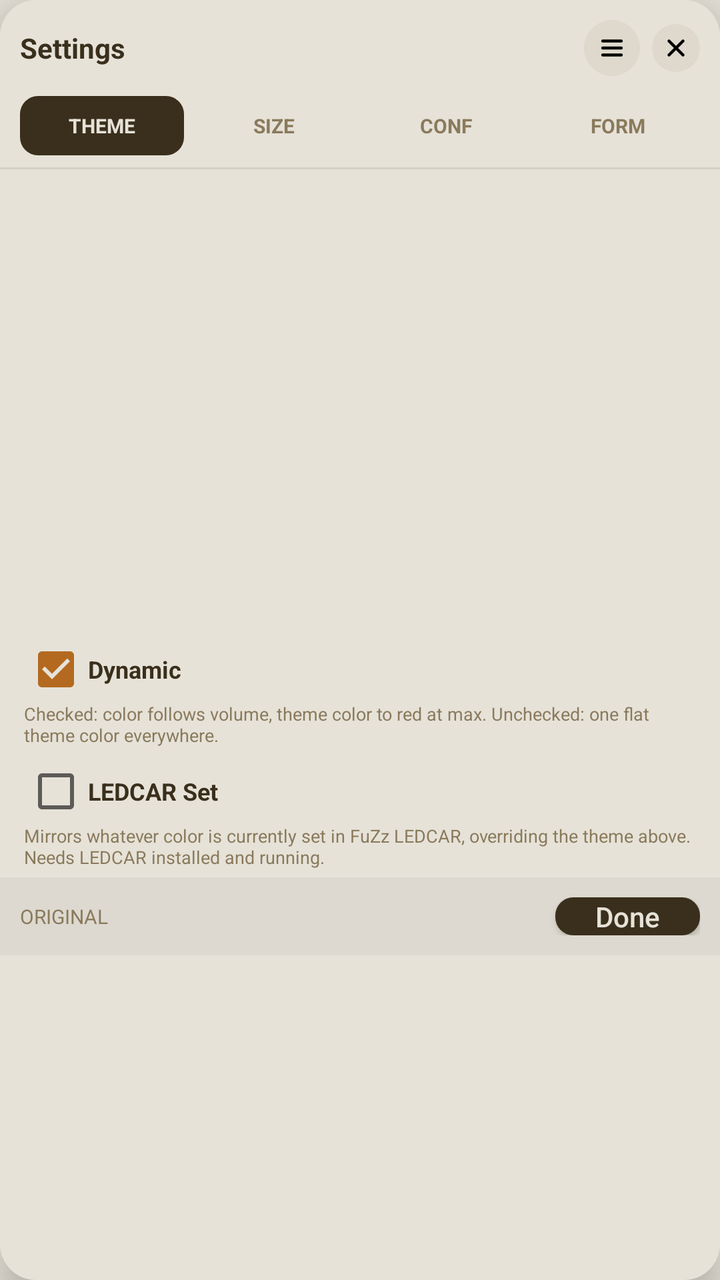
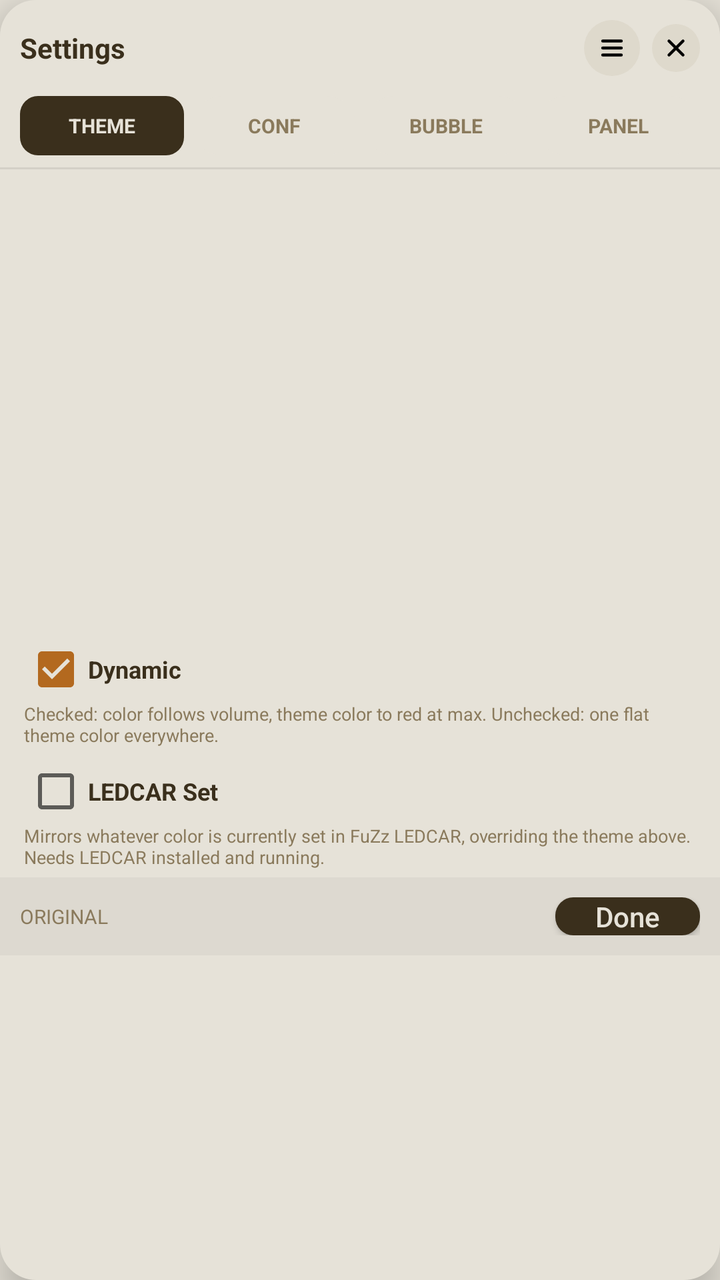

Compare the two renders of this Android layout. The source of the first and the diff that turns it into the second are given below.
<!-- AndroidManifest.xml: application theme AppTheme -->
<!-- res/layout/overlay_theme_popup.xml -->
<?xml version="1.0" encoding="utf-8"?>
<LinearLayout xmlns:android="http://schemas.android.com/apk/res/android"
    android:layout_width="260dp"
    android:layout_height="wrap_content"
    android:orientation="vertical"
    android:background="@drawable/bg_panel_card"
    android:elevation="10dp">

    
    <LinearLayout
        android:layout_width="match_parent"
        android:layout_height="wrap_content"
        android:orientation="horizontal"
        android:gravity="center_vertical"
        android:padding="10dp">

        <TextView
            android:layout_width="0dp"
            android:layout_height="wrap_content"
            android:layout_weight="1"
            android:text="Settings"
            android:textColor="@color/ink"
            android:textSize="14sp"
            android:textStyle="bold" />

        <ImageButton
            android:id="@+id/dragHandle"
            android:layout_width="28dp"
            android:layout_height="28dp"
            android:layout_marginEnd="6dp"
            android:background="@drawable/bg_round_button"
            android:src="@drawable/ic_drag"
            android:scaleType="center"
            android:contentDescription="Drag to move" />

        <ImageButton
            android:id="@+id/themeClose"
            android:layout_width="24dp"
            android:layout_height="24dp"
            android:background="@drawable/bg_round_button"
            android:src="@drawable/ic_close"
            android:scaleType="center"
            android:contentDescription="Close" />
    </LinearLayout>

    
    <LinearLayout
        android:id="@+id/tabRow"
        android:layout_width="match_parent"
        android:layout_height="wrap_content"
        android:orientation="horizontal"
        android:paddingStart="10dp"
        android:paddingEnd="10dp"
        android:paddingBottom="6dp">

        <TextView
            android:id="@+id/tabTheme"
            android:layout_width="0dp"
            android:layout_height="wrap_content"
            android:layout_weight="1"
            android:layout_marginEnd="4dp"
            android:gravity="center"
            android:padding="8dp"
            android:text="Theme"
            android:textAllCaps="true"
            android:textSize="10sp"
            android:textStyle="bold"
            android:textColor="@color/cream"
            android:background="@drawable/bg_done_button" />

        <TextView
            android:id="@+id/tabSize"
            android:layout_width="0dp"
            android:layout_height="wrap_content"
            android:layout_weight="1"
            android:layout_marginEnd="4dp"
            android:gravity="center"
            android:padding="8dp"
            android:text="Size"
            android:textAllCaps="true"
            android:textSize="10sp"
            android:textStyle="bold"
            android:textColor="#8A7A5C"
            android:background="@drawable/bg_small_button" />

        <TextView
            android:id="@+id/tabConf"
            android:layout_width="0dp"
            android:layout_height="wrap_content"
            android:layout_weight="1"
            android:layout_marginEnd="4dp"
            android:gravity="center"
            android:padding="8dp"
            android:text="Conf"
            android:textAllCaps="true"
            android:textSize="10sp"
            android:textStyle="bold"
            android:textColor="#8A7A5C"
            android:background="@drawable/bg_small_button" />

        <TextView
            android:id="@+id/tabForm"
            android:layout_width="0dp"
            android:layout_height="wrap_content"
            android:layout_weight="1"
            android:gravity="center"
            android:padding="8dp"
            android:text="Form"
            android:textAllCaps="true"
            android:textSize="10sp"
            android:textStyle="bold"
            android:textColor="#8A7A5C"
            android:background="@drawable/bg_small_button" />
    </LinearLayout>

    <View
        android:layout_width="match_parent"
        android:layout_height="1dp"
        android:background="#14000000" />

    <FrameLayout
        android:id="@+id/tabContent"
        android:layout_width="match_parent"
        android:layout_height="wrap_content">

        
        <LinearLayout
            android:id="@+id/themeTabContent"
            android:layout_width="match_parent"
            android:layout_height="wrap_content"
            android:orientation="vertical">

            <ScrollView
                android:layout_width="match_parent"
                android:layout_height="230dp">

                <GridLayout
                    android:id="@+id/themeGrid"
                    android:layout_width="match_parent"
                    android:layout_height="wrap_content"
                    android:columnCount="4"
                    android:padding="8dp" />
            </ScrollView>

            <LinearLayout
                android:layout_width="match_parent"
                android:layout_height="wrap_content"
                android:orientation="horizontal"
                android:gravity="center_vertical"
                android:paddingStart="12dp"
                android:paddingEnd="12dp"
                android:paddingTop="4dp">

                <CheckBox
                    android:id="@+id/dynamicCheck"
                    android:layout_width="wrap_content"
                    android:layout_height="wrap_content"
                    android:checked="true"
                    android:text="Dynamic"
                    android:textColor="@color/ink"
                    android:textSize="12sp"
                    android:textStyle="bold" />
            </LinearLayout>

            <TextView
                android:layout_width="match_parent"
                android:layout_height="wrap_content"
                android:paddingStart="12dp"
                android:paddingEnd="12dp"
                android:paddingBottom="4dp"
                android:text="Checked: color follows volume, theme color to red at max. Unchecked: one flat theme color everywhere."
                android:textColor="#8A7A5C"
                android:textSize="9sp" />

            <LinearLayout
                android:layout_width="match_parent"
                android:layout_height="wrap_content"
                android:orientation="horizontal"
                android:gravity="center_vertical"
                android:paddingStart="12dp"
                android:paddingEnd="12dp"
                android:paddingTop="2dp">

                <CheckBox
                    android:id="@+id/ledcarSyncCheck"
                    android:layout_width="wrap_content"
                    android:layout_height="wrap_content"
                    android:checked="false"
                    android:text="LEDCAR Set"
                    android:textColor="@color/ink"
                    android:textSize="12sp"
                    android:textStyle="bold" />
            </LinearLayout>

            <TextView
                android:layout_width="match_parent"
                android:layout_height="wrap_content"
                android:paddingStart="12dp"
                android:paddingEnd="12dp"
                android:paddingBottom="4dp"
                android:text="Mirrors whatever color is currently set in FuZz LEDCAR, overriding the theme above. Needs LEDCAR installed and running."
                android:textColor="#8A7A5C"
                android:textSize="9sp" />

            <LinearLayout
                android:layout_width="match_parent"
                android:layout_height="wrap_content"
                android:orientation="horizontal"
                android:gravity="center_vertical"
                android:padding="10dp"
                android:background="#0A000000">

                <TextView
                    android:id="@+id/themeCurrent"
                    android:layout_width="0dp"
                    android:layout_height="wrap_content"
                    android:layout_weight="1"
                    android:text="Original"
                    android:textColor="#8A7A5C"
                    android:textSize="10sp"
                    android:textAllCaps="true" />

                <Button
                    android:id="@+id/themeDone"
                    android:layout_width="wrap_content"
                    android:layout_height="wrap_content"
                    android:minWidth="0dp"
                    android:minHeight="0dp"
                    android:paddingStart="20dp"
                    android:paddingEnd="20dp"
                    android:text="Done"
                    android:textAllCaps="false"
                    android:textColor="@color/cream"
                    android:background="@drawable/bg_done_button" />
            </LinearLayout>
        </LinearLayout>

        
        <LinearLayout
            android:id="@+id/sizeTabContent"
            android:layout_width="match_parent"
            android:layout_height="wrap_content"
            android:orientation="vertical"
            android:padding="14dp"
            android:visibility="gone">

            <LinearLayout
                android:layout_width="match_parent"
                android:layout_height="wrap_content"
                android:orientation="horizontal"
                android:gravity="center_vertical">

                <LinearLayout
                    android:layout_width="0dp"
                    android:layout_height="wrap_content"
                    android:layout_weight="1"
                    android:orientation="vertical">

                    <TextView
                        android:id="@+id/bubbleSizeLabel"
                        android:layout_width="match_parent"
                        android:layout_height="wrap_content"
                        android:text="Bubble size: 52dp"
                        android:textColor="@color/ink"
                        android:textSize="12sp" />

                    <SeekBar
                        android:id="@+id/bubbleSizeSeek"
                        android:layout_width="match_parent"
                        android:layout_height="wrap_content"
                        android:max="54"
                        android:progress="16" />
                </LinearLayout>

                
                <FrameLayout
                    android:layout_width="56dp"
                    android:layout_height="56dp"
                    android:layout_marginStart="10dp"
                    android:background="#0A000000">

                    <View
                        android:id="@+id/bubblePreview"
                        android:layout_width="20dp"
                        android:layout_height="40dp"
                        android:layout_gravity="center" />
                </FrameLayout>
            </LinearLayout>

            <TextView
                android:id="@+id/panelWidthLabel"
                android:layout_width="match_parent"
                android:layout_height="wrap_content"
                android:layout_marginTop="10dp"
                android:text="Volume panel width: 150dp"
                android:textColor="@color/ink"
                android:textSize="12sp" />

            <SeekBar
                android:id="@+id/panelWidthSeek"
                android:layout_width="match_parent"
                android:layout_height="wrap_content"
                android:max="180"
                android:progress="70" />

            <TextView
                android:id="@+id/panelHeightLabel"
                android:layout_width="match_parent"
                android:layout_height="wrap_content"
                android:layout_marginTop="10dp"
                android:text="Volume panel height: 150dp"
                android:textColor="@color/ink"
                android:textSize="12sp" />

            <SeekBar
                android:id="@+id/panelHeightSeek"
                android:layout_width="match_parent"
                android:layout_height="wrap_content"
                android:max="170"
                android:progress="60" />
        </LinearLayout>

        
        <LinearLayout
            android:id="@+id/confTabContent"
            android:layout_width="match_parent"
            android:layout_height="wrap_content"
            android:orientation="vertical"
            android:padding="14dp"
            android:visibility="gone">

            <TextView
                android:id="@+id/confMaxLabel"
                android:layout_width="match_parent"
                android:layout_height="wrap_content"
                android:text="Max volume supported: 40"
                android:textColor="@color/ink"
                android:textSize="12sp" />

            <SeekBar
                android:id="@+id/confMaxSeek"
                android:layout_width="match_parent"
                android:layout_height="wrap_content"
                android:max="90"
                android:progress="30" />

            <TextView
                android:id="@+id/confDeviceMaxHint"
                android:layout_width="match_parent"
                android:layout_height="wrap_content"
                android:text=""
                android:textColor="#8A7A5C"
                android:textSize="9sp" />

            <TextView
                android:id="@+id/confLimitLabel"
                android:layout_width="match_parent"
                android:layout_height="wrap_content"
                android:layout_marginTop="10dp"
                android:text="Limited to: 25"
                android:textColor="@color/ink"
                android:textSize="12sp" />

            <SeekBar
                android:id="@+id/confLimitSeek"
                android:layout_width="match_parent"
                android:layout_height="wrap_content"
                android:max="39"
                android:progress="24" />

            <TextView
                android:id="@+id/confSlowLabel"
                android:layout_width="match_parent"
                android:layout_height="wrap_content"
                android:layout_marginTop="10dp"
                android:text="When go slowly: 20"
                android:textColor="@color/ink"
                android:textSize="12sp" />

            <SeekBar
                android:id="@+id/confSlowSeek"
                android:layout_width="match_parent"
                android:layout_height="wrap_content"
                android:max="25"
                android:progress="20" />
        </LinearLayout>

        
        <ScrollView
            android:id="@+id/formTabContent"
            android:layout_width="match_parent"
            android:layout_height="260dp"
            android:visibility="gone">

            <LinearLayout
                android:id="@+id/formList"
                android:layout_width="match_parent"
                android:layout_height="wrap_content"
                android:orientation="vertical"
                android:padding="6dp" />
        </ScrollView>

    </FrameLayout>

</LinearLayout>
<!-- resources referenced by this layout -->
<resources>
  <color name="cream">#E6E2D8</color>
  <color name="ink">#3A2F1C</color>
  <!-- drawable bg_done_button (drawable) -->
  <?xml version="1.0" encoding="utf-8"?>
  <shape xmlns:android="http://schemas.android.com/apk/res/android" android:shape="rectangle">
      <solid android:color="@color/ink" />
      <corners android:radius="9dp" />
  </shape>
  <!-- drawable bg_panel_card (drawable) -->
  <?xml version="1.0" encoding="utf-8"?>
  <shape xmlns:android="http://schemas.android.com/apk/res/android" android:shape="rectangle">
      <solid android:color="@color/cream" />
      <corners android:radius="18dp" />
  </shape>
  <!-- drawable bg_round_button (drawable) -->
  <?xml version="1.0" encoding="utf-8"?>
  <shape xmlns:android="http://schemas.android.com/apk/res/android" android:shape="oval">
      <solid android:color="@color/cream_dark" />
  </shape>
  <!-- drawable bg_small_button (drawable) -->
  <?xml version="1.0" encoding="utf-8"?>
  <shape xmlns:android="http://schemas.android.com/apk/res/android" android:shape="rectangle">
      <solid android:color="@color/cream" />
      <corners android:radius="999dp" />
  </shape>
  <!-- drawable ic_close (drawable) -->
  <vector xmlns:android="http://schemas.android.com/apk/res/android"
      android:width="14dp"
      android:height="14dp"
      android:viewportWidth="24"
      android:viewportHeight="24">
      <path
          android:strokeColor="#FF000000"
          android:strokeWidth="2.5"
          android:strokeLineCap="round"
          android:pathData="M6,6l12,12M18,6L6,18" />
  </vector>
  <!-- drawable ic_drag (drawable) -->
  <?xml version="1.0" encoding="utf-8"?>
  <vector xmlns:android="http://schemas.android.com/apk/res/android"
      android:width="14dp"
      android:height="14dp"
      android:viewportWidth="24"
      android:viewportHeight="24">
      <path
          android:strokeColor="#FF000000"
          android:strokeWidth="2.5"
          android:strokeLineCap="round"
          android:pathData="M4,6l16,0M4,12l16,0M4,18l16,0" />
  </vector>
  <style name="AppTheme" parent="Theme.AppCompat.DayNight.NoActionBar">
          <item name="colorPrimary">@color/accent</item>
          <item name="colorPrimaryDark">@color/ink</item>
          <item name="colorAccent">@color/accent</item>
          <item name="android:windowBackground">@color/cream</item>
      </style>
  <color name="cream_dark">#DED9CC</color>
  <color name="accent">#B3691F</color>
</resources>

<!-- the commit's change to res/layout/overlay_theme_popup.xml (unified diff, before → after) -->
@@ -69,21 +69,6 @@
             android:background="@drawable/bg_done_button" />
 
         <TextView
-            android:id="@+id/tabSize"
-            android:layout_width="0dp"
-            android:layout_height="wrap_content"
-            android:layout_weight="1"
-            android:layout_marginEnd="4dp"
-            android:gravity="center"
-            android:padding="8dp"
-            android:text="Size"
-            android:textAllCaps="true"
-            android:textSize="10sp"
-            android:textStyle="bold"
-            android:textColor="#8A7A5C"
-            android:background="@drawable/bg_small_button" />
-
-        <TextView
             android:id="@+id/tabConf"
             android:layout_width="0dp"
             android:layout_height="wrap_content"
@@ -99,13 +84,28 @@
             android:background="@drawable/bg_small_button" />
 
         <TextView
-            android:id="@+id/tabForm"
+            android:id="@+id/tabBubble"
+            android:layout_width="0dp"
+            android:layout_height="wrap_content"
+            android:layout_weight="1"
+            android:layout_marginEnd="4dp"
+            android:gravity="center"
+            android:padding="8dp"
+            android:text="Bubble"
+            android:textAllCaps="true"
+            android:textSize="10sp"
+            android:textStyle="bold"
+            android:textColor="#8A7A5C"
+            android:background="@drawable/bg_small_button" />
+
+        <TextView
+            android:id="@+id/tabPanel"
             android:layout_width="0dp"
             android:layout_height="wrap_content"
             android:layout_weight="1"
             android:gravity="center"
             android:padding="8dp"
-            android:text="Form"
+            android:text="Panel"
             android:textAllCaps="true"
             android:textSize="10sp"
             android:textStyle="bold"
@@ -141,6 +141,100 @@
                     android:columnCount="4"
                     android:padding="8dp" />
             </ScrollView>
+
+            
+            <LinearLayout
+                android:id="@+id/customRgbPanel"
+                android:layout_width="match_parent"
+                android:layout_height="wrap_content"
+                android:orientation="vertical"
+                android:paddingStart="12dp"
+                android:paddingEnd="12dp"
+                android:paddingTop="4dp"
+                android:paddingBottom="6dp"
+                android:background="#0A000000"
+                android:visibility="gone">
+
+                <LinearLayout
+                    android:layout_width="match_parent"
+                    android:layout_height="wrap_content"
+                    android:orientation="horizontal"
+                    android:gravity="center_vertical">
+
+                    <LinearLayout
+                        android:layout_width="0dp"
+                        android:layout_height="wrap_content"
+                        android:layout_weight="1"
+                        android:orientation="vertical">
+
+                        <TextView
+                            android:layout_width="match_parent"
+                            android:layout_height="wrap_content"
+                            android:text="R"
+                            android:textColor="@color/ink"
+                            android:textSize="10sp"
+                            android:textStyle="bold" />
+                        <SeekBar
+                            android:id="@+id/customRSeek"
+                            android:layout_width="match_parent"
+                            android:layout_height="wrap_content"
+                            android:max="255"
+                            android:progress="217" />
+
+                        <TextView
+                            android:layout_width="match_parent"
+                            android:layout_height="wrap_content"
+                            android:layout_marginTop="4dp"
+                            android:text="G"
+                            android:textColor="@color/ink"
+                            android:textSize="10sp"
+                            android:textStyle="bold" />
+                        <SeekBar
+                            android:id="@+id/customGSeek"
+                            android:layout_width="match_parent"
+                            android:layout_height="wrap_content"
+                            android:max="255"
+                            android:progress="119" />
+
+                        <TextView
+                            android:layout_width="match_parent"
+                            android:layout_height="wrap_content"
+                            android:layout_marginTop="4dp"
+                            android:text="B"
+                            android:textColor="@color/ink"
+                            android:textSize="10sp"
+                            android:textStyle="bold" />
+                        <SeekBar
+                            android:id="@+id/customBSeek"
+                            android:layout_width="match_parent"
+                            android:layout_height="wrap_content"
+                            android:max="255"
+                            android:progress="6" />
+                    </LinearLayout>
+
+                    <LinearLayout
+                        android:layout_width="wrap_content"
+                        android:layout_height="wrap_content"
+                        android:layout_marginStart="10dp"
+                        android:orientation="vertical"
+                        android:gravity="center_horizontal">
+
+                        <View
+                            android:id="@+id/customRgbPreview"
+                            android:layout_width="34dp"
+                            android:layout_height="34dp" />
+
+                        <TextView
+                            android:id="@+id/customRgbHex"
+                            android:layout_width="wrap_content"
+                            android:layout_height="wrap_content"
+                            android:layout_marginTop="4dp"
+                            android:text="#D97706"
+                            android:textColor="#8A7A5C"
+                            android:textSize="9sp" />
+                    </LinearLayout>
+                </LinearLayout>
+            </LinearLayout>
 
             <LinearLayout
                 android:layout_width="match_parent"
@@ -236,89 +330,70 @@
         </LinearLayout>
 
         
-        <LinearLayout
-            android:id="@+id/sizeTabContent"
+        <ScrollView
+            android:id="@+id/bubbleTabContent"
             android:layout_width="match_parent"
-            android:layout_height="wrap_content"
-            android:orientation="vertical"
-            android:padding="14dp"
+            android:layout_height="260dp"
             android:visibility="gone">
 
             <LinearLayout
                 android:layout_width="match_parent"
                 android:layout_height="wrap_content"
-                android:orientation="horizontal"
-                android:gravity="center_vertical">
+                android:orientation="vertical"
+                android:padding="14dp">
 
                 <LinearLayout
-                    android:layout_width="0dp"
-                    android:layout_height="wrap_content"
-                    android:layout_weight="1"
-                    android:orientation="vertical">
-
-                    <TextView
-                        android:id="@+id/bubbleSizeLabel"
-                        android:layout_width="match_parent"
+                    android:layout_width="match_parent"
+                    android:layout_height="wrap_content"
+                    android:orientation="horizontal"
+                    android:gravity="center_vertical">
+
+                    <LinearLayout
+                        android:layout_width="0dp"
                         android:layout_height="wrap_content"
-                        android:text="Bubble size: 52dp"
-                        android:textColor="@color/ink"
-                        android:textSize="12sp" />
-
-                    <SeekBar
-                        android:id="@+id/bubbleSizeSeek"
-                        android:layout_width="match_parent"
-                        android:layout_height="wrap_content"
-                        android:max="54"
-                        android:progress="16" />
+                        android:layout_weight="1"
+                        android:orientation="vertical">
+
+                        <TextView
+                            android:id="@+id/bubbleSizeLabel"
+                            android:layout_width="match_parent"
+                            android:layout_height="wrap_content"
+                            android:text="Bubble size: 52dp"
+                            android:textColor="@color/ink"
+                            android:textSize="12sp" />
+
+                        <SeekBar
+                            android:id="@+id/bubbleSizeSeek"
+                            android:layout_width="match_parent"
+                            android:layout_height="wrap_content"
+                            android:max="54"
+                            android:progress="16" />
+                    </LinearLayout>
+
+                    
+                    <FrameLayout
+                        android:layout_width="56dp"
+                        android:layout_height="56dp"
+                        android:layout_marginStart="10dp"
+                        android:background="#0A000000">
+
+                        <View
+                            android:id="@+id/bubblePreview"
+                            android:layout_width="20dp"
+                            android:layout_height="40dp"
+                            android:layout_gravity="center" />
+                    </FrameLayout>
                 </LinearLayout>
 
                 
-                <FrameLayout
-                    android:layout_width="56dp"
-                    android:layout_height="56dp"
-                    android:layout_marginStart="10dp"
-                    android:background="#0A000000">
-
-                    <View
-                        android:id="@+id/bubblePreview"
-                        android:layout_width="20dp"
-                        android:layout_height="40dp"
-                        android:layout_gravity="center" />
-                </FrameLayout>
+                <LinearLayout
+                    android:id="@+id/bubbleList"
+                    android:layout_width="match_parent"
+                    android:layout_height="wrap_content"
+                    android:orientation="vertical"
+                    android:paddingTop="10dp" />
             </LinearLayout>
-
-            <TextView
-                android:id="@+id/panelWidthLabel"
-                android:layout_width="match_parent"
-                android:layout_height="wrap_content"
-                android:layout_marginTop="10dp"
-                android:text="Volume panel width: 150dp"
-                android:textColor="@color/ink"
-                android:textSize="12sp" />
-
-            <SeekBar
-                android:id="@+id/panelWidthSeek"
-                android:layout_width="match_parent"
-                android:layout_height="wrap_content"
-                android:max="180"
-                android:progress="70" />
-
-            <TextView
-                android:id="@+id/panelHeightLabel"
-                android:layout_width="match_parent"
-                android:layout_height="wrap_content"
-                android:layout_marginTop="10dp"
-                android:text="Volume panel height: 150dp"
-                android:textColor="@color/ink"
-                android:textSize="12sp" />
-
-            <SeekBar
-                android:id="@+id/panelHeightSeek"
-                android:layout_width="match_parent"
-                android:layout_height="wrap_content"
-                android:max="170"
-                android:progress="60" />
-        </LinearLayout>
+        </ScrollView>
 
         
         <LinearLayout
@@ -387,17 +462,56 @@
 
         
         <ScrollView
-            android:id="@+id/formTabContent"
+            android:id="@+id/panelTabContent"
             android:layout_width="match_parent"
             android:layout_height="260dp"
             android:visibility="gone">
 
             <LinearLayout
-                android:id="@+id/formList"
                 android:layout_width="match_parent"
                 android:layout_height="wrap_content"
                 android:orientation="vertical"
-                android:padding="6dp" />
+                android:padding="14dp">
+
+                <TextView
+                    android:id="@+id/panelWidthLabel"
+                    android:layout_width="match_parent"
+                    android:layout_height="wrap_content"
+                    android:text="Volume panel width: 150dp"
+                    android:textColor="@color/ink"
+                    android:textSize="12sp" />
+
+                <SeekBar
+                    android:id="@+id/panelWidthSeek"
+                    android:layout_width="match_parent"
+                    android:layout_height="wrap_content"
+                    android:max="180"
+                    android:progress="70" />
+
+                <TextView
+                    android:id="@+id/panelHeightLabel"
+                    android:layout_width="match_parent"
+                    android:layout_height="wrap_content"
+                    android:layout_marginTop="10dp"
+                    android:text="Volume panel height: 150dp"
+                    android:textColor="@color/ink"
+                    android:textSize="12sp" />
+
+                <SeekBar
+                    android:id="@+id/panelHeightSeek"
+                    android:layout_width="match_parent"
+                    android:layout_height="wrap_content"
+                    android:max="170"
+                    android:progress="60" />
+
+                
+                <LinearLayout
+                    android:id="@+id/panelList"
+                    android:layout_width="match_parent"
+                    android:layout_height="wrap_content"
+                    android:orientation="vertical"
+                    android:paddingTop="10dp" />
+            </LinearLayout>
         </ScrollView>
 
     </FrameLayout>
